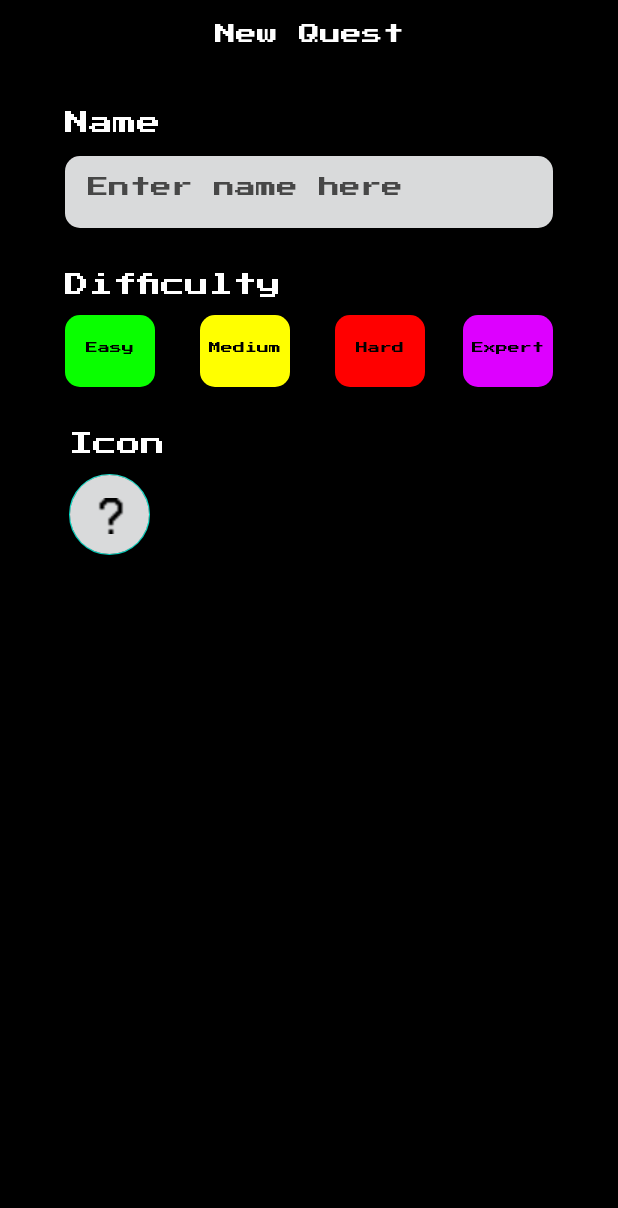
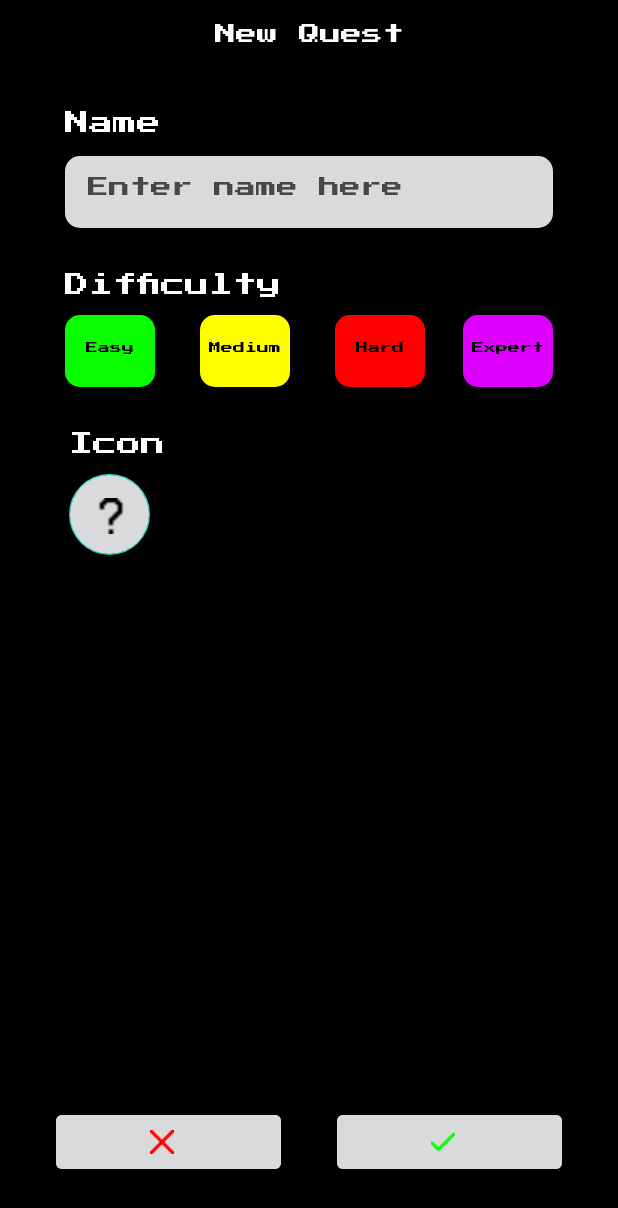
Before and after one commit to bjyoung/Level-Up, an Android app: the fragment NewQuest shown on its own in the app's theme, on a phone screen of 412 x 824 dp. Shown: the top 1208 px of the screen. Run offline under Robolectric (Android 15) with nearby library versions, the phone set to English and light mode, and no system bars.

Commit message:
Add UI for confirm/cancel buttons to New Quest page

```diff
--- a/app/src/main/res/layout/new_quest.xml
+++ b/app/src/main/res/layout/new_quest.xml
@@ -158,4 +158,34 @@
         app:layout_constraintTop_toBottomOf="@+id/Icon"
         app:srcCompat="@drawable/question_mark_icon" />
 
+    <Button
+        android:id="@+id/CancelButton"
+        android:layout_width="150dp"
+        android:layout_height="wrap_content"
+        android:backgroundTint="@color/background_secondary"
+        android:contentDescription="@string/cancel_button_content_description"
+        app:icon="@drawable/times_icon_red"
+        app:iconGravity="textStart"
+        app:iconTint="@color/cancel"
+        app:layout_constraintBottom_toBottomOf="parent"
+        app:layout_constraintEnd_toStartOf="@+id/ConfirmButton"
+        app:layout_constraintHorizontal_bias="0.5"
+        app:layout_constraintStart_toStartOf="parent"
+        app:layout_constraintTop_toTopOf="parent"
+        app:layout_constraintVertical_bias="0.95" />
+
+    <Button
+        android:id="@+id/ConfirmButton"
+        android:layout_width="150dp"
+        android:layout_height="wrap_content"
+        android:backgroundTint="@color/background_secondary"
+        android:contentDescription="@string/confirm_button_content_description"
+        app:icon="@drawable/check_icon_green"
+        app:iconGravity="textStart"
+        app:iconTint="@color/confirm"
+        app:layout_constraintEnd_toEndOf="parent"
+        app:layout_constraintHorizontal_bias="0.5"
+        app:layout_constraintStart_toEndOf="@+id/CancelButton"
+        app:layout_constraintTop_toTopOf="@+id/CancelButton" />
+
 </androidx.constraintlayout.widget.ConstraintLayout>
--- a/app/src/main/res/values/colors.xml
+++ b/app/src/main/res/values/colors.xml
@@ -26,6 +26,8 @@
     <color name="hard_default">#FFFF0000</color>
     <color name="expert">#FFDD00FF</color>
     <color name="expert_default">#FFDD00FF</color>
+    <color name="confirm">#FF09FF00</color>
+    <color name="cancel">#FFFF0000</color>
     <color name="experience_bar_meter">#FF00FFFF</color>
     <color name="experience_bar_meter_default">#FF00FFFF</color>
     <color name="icon_background">#FFFFFFFF</color>
--- a/app/src/main/res/values/strings.xml
+++ b/app/src/main/res/values/strings.xml
@@ -16,7 +16,9 @@
     <string name="name_hint">Enter name here</string>
     <string name="difficulty_selector_label">Difficulty</string>
     <string name="icon_input_label">Icon</string>
-    <string name="icon_input_content_description">Rounded button for selecting an icon</string>
+    <string name="icon_input_content_description">Icon selector</string>
+    <string name="cancel_button_content_description">Red cross</string>
+    <string name="confirm_button_content_description">Green check</string>
 
     <!-- Shop strings -->
     <string name="shop_label">Shop</string>
```
Also changed, not shown: app/src/main/res/drawable/check_icon_green.png (added), app/src/main/res/drawable/times_icon_red.png (added).
